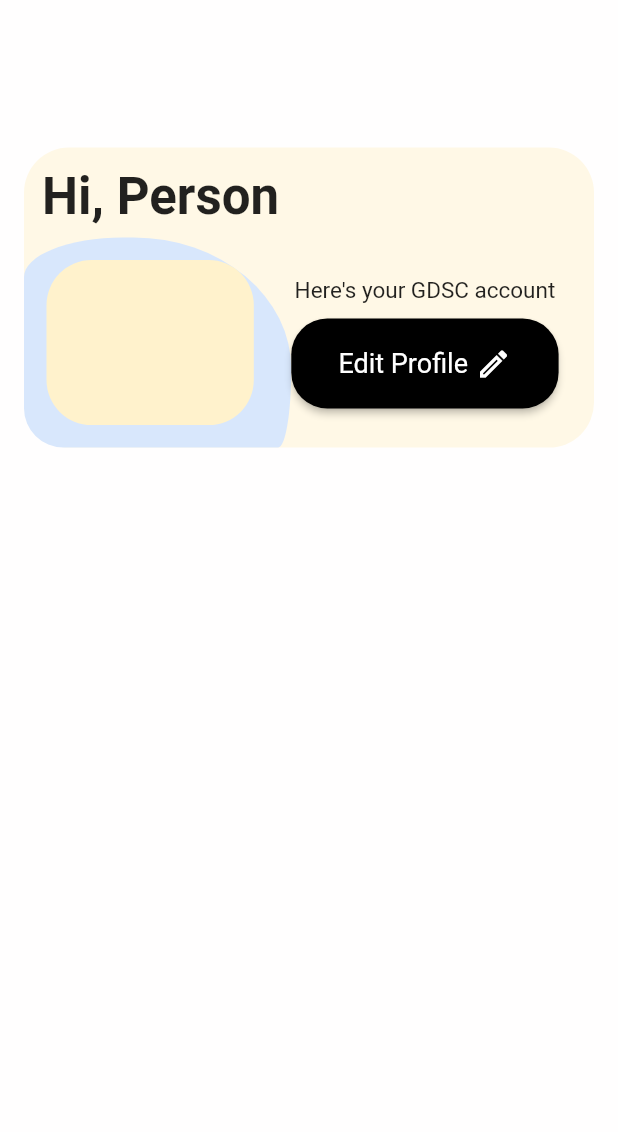
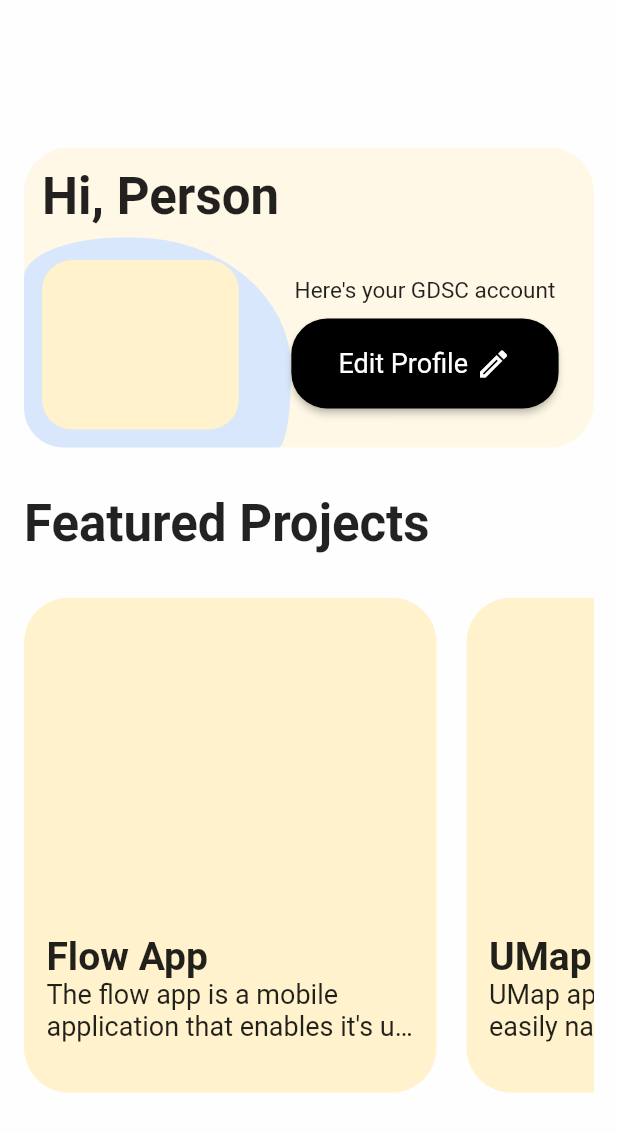
Before and after one commit to gdsc-uba/gdsc_mobile_frontend, a Flutter app: the Homescreen screen opened by its route, on a phone screen of 412 x 824 dp. Shown: the top 1132 px of the screen. Run offline on Flutter 3.47's test engine with Material 2 defaults, Android fonts, the phone set to English and light mode, and no system bars; drawn by our look-alikes of auto_size_text.

Commit message:
homescreen project cards almost done

```diff
--- /dev/null
+++ b/lib/model/project_model.dart
@@ -0,0 +1,9 @@
+class ProjectModel {
+  final String projectTitle, projectDescription;
+  final String? projectDisplayImage;
+
+  ProjectModel(
+      {required this.projectTitle,
+      required this.projectDescription,
+      this.projectDisplayImage});
+}
--- /dev/null
+++ b/lib/view_model/projects_view_model.dart
@@ -0,0 +1,19 @@
+import '../model/project_model.dart';
+
+List<ProjectModel> projectsList = [
+  ProjectModel(
+    projectTitle: "Flow App",
+    projectDescription:
+        "The flow app is a mobile application that enables it's users to find available water sources in Bambili",
+  ),
+  ProjectModel(
+    projectTitle: "UMap App",
+    projectDescription:
+        "UMap app allows users to easily navigate their way through the university of Bamenda campus",
+  ),
+  ProjectModel(
+    projectTitle: "GDSC App",
+    projectDescription:
+        "GDSC App, the official GDSC app for updates and all relevant information concerning GDSC Bamenda",
+  ),
+];
--- a/lib/views/homescreen.dart
+++ b/lib/views/homescreen.dart
@@ -3,6 +3,7 @@
 import 'package:flutter/src/widgets/container.dart';
 import 'package:flutter/src/widgets/framework.dart';
 import 'package:gdsc_app/utils/constants.dart';
+import 'package:gdsc_app/view_model/projects_view_model.dart';
 
 class Homescreen extends StatefulWidget {
   static const homeScreenId = "/homescreen";
@@ -22,6 +23,7 @@
         child: SingleChildScrollView(
           padding: const EdgeInsets.all(16.0),
           child: Column(
+            crossAxisAlignment: CrossAxisAlignment.start,
             children: [
               SizedBox(
                 height: size.height * 0.1,
@@ -67,13 +69,13 @@
                                   // height: 90.0,
                                   // width: 90.0,
                                   margin: const EdgeInsets.only(
-                                      left: 15.0,
+                                      left: 12.0,
                                       top: 15.0,
-                                      right: 25.0,
-                                      bottom: 15.0),
+                                      right: 35.0,
+                                      bottom: 12.0),
                                   decoration: BoxDecoration(
                                     color: kAltHomeUserProfileCard,
-                                    borderRadius: BorderRadius.circular(30.0),
+                                    borderRadius: BorderRadius.circular(20.0),
                                   ),
                                 ),
                               ),
@@ -133,6 +135,59 @@
                   ],
                 ),
               ),
+              const SizedBox(height: 30.0),
+              AutoSizeText(
+                "Featured Projects",
+                style: kH1TextStyle,
+                maxLines: 1,
+              ),
+              const SizedBox(height: 30.0),
+              SizedBox(
+                height: 330.0,
+                child: ListView.separated(
+                  scrollDirection: Axis.horizontal,
+                  primary: true,
+                  shrinkWrap: true,
+                  itemBuilder: (context, index) {
+                    return Stack(
+                      children: [
+                        Container(
+                          height: 340.0,
+                          width: 275.0,
+                          decoration: BoxDecoration(
+                            color: kAltHomeUserProfileCard,
+                            borderRadius: BorderRadius.circular(30.0),
+                          ),
+                        ),
+                        Positioned(
+                          bottom: 34.0,
+                          right: 12.0,
+                          left: 15.0,
+                          child: Column(
+                            crossAxisAlignment: CrossAxisAlignment.start,
+                            children: [
+                              Text(
+                                projectsList[index].projectTitle,
+                                style: kH2TextStyle,
+                              ),
+                              Text(
+                                projectsList[index].projectDescription,
+                                style: kH4TextStyle,
+                                maxLines: 2,
+                                overflow: TextOverflow.ellipsis,
+                              ),
+                            ],
+                          ),
+                        ),
+                      ],
+                    );
+                  },
+                  separatorBuilder: (context, index) {
+                    return const SizedBox(width: 20.0);
+                  },
+                  itemCount: projectsList.length,
+                ),
+              ),
             ],
           ),
         ),
```
